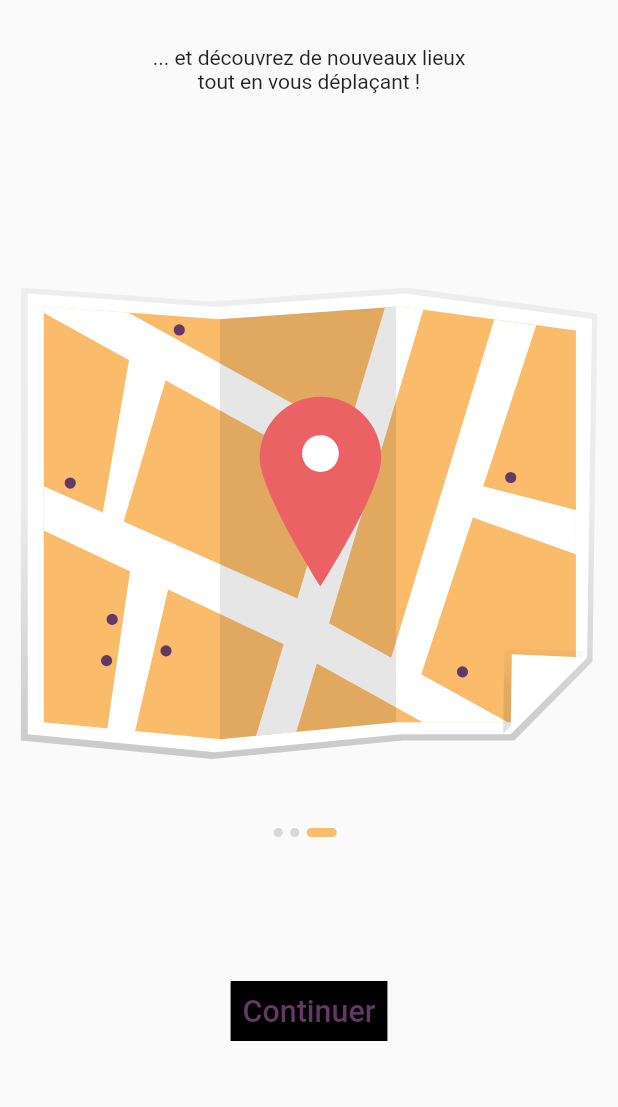
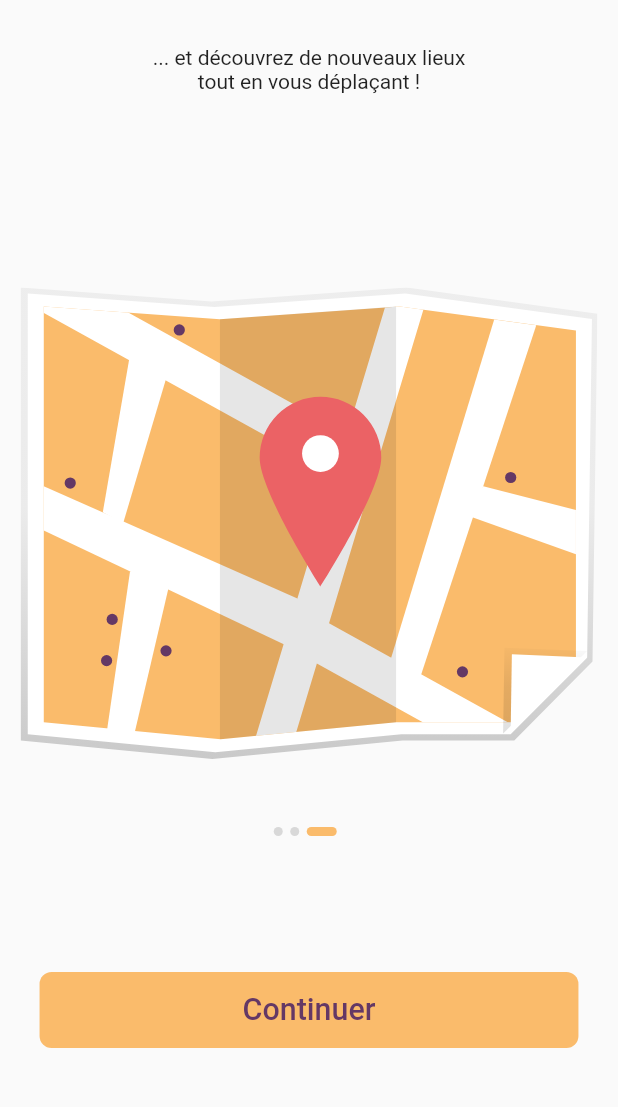
Before and after one commit to Guigui14460/hello-caen-app, a Flutter app: the screen it shows after launch, swiped to page 3, on a phone screen of 412 x 824 dp, the part 120-1227 px from its top. Run offline on Flutter 3.47's test engine with Material 2 defaults, Android fonts, the light colour scheme and no system bars; our stand-ins replace cloud_firestore, firebase_core, firebase_database, flutter_rating_bar, flutter_svg, location and 2 more; accounts and stored records are empty; project files that could hold a hidden picture were left out.

Commit message:
Button fixed.

```diff
--- a/lib/components/default_button.dart
+++ b/lib/components/default_button.dart
@@ -8,24 +8,27 @@ import '../services/size_config.dart';
 /// [text] is the label of the button. [width] and [height] are the dimensions of
 /// the button in pixels and [fontSize] is the size of the label (modified to fit
 /// with the current device). The [press] and [longPress] are callback functions
-/// used to interact with it. [width], [fontSize] and [longPress] arguments are
-/// optionnal. if you want [width] takes all the available width, you can put a
-/// negative value.
+/// used to interact with it. [width], [height], [fontSize] and [longPress]
+/// arguments are optionnal. If you want [width] takes all the available width,
+/// you can put a negative value. Same thing for [height].
 class DefaultButton extends StatelessWidget {
-  const DefaultButton({
+  DefaultButton({
     double width = -1,
-    @required this.height,
+    double height = -1,
     @required this.text,
     @required this.press,
     @required this.longPress,
     this.fontSize = 20,
-  }) : this.width = (width < 0 ? double.infinity : width);
+  }) {
+    this.width = (width < 0 ? double.infinity : width);
+    this.height = (height < 0 ? double.infinity : height);
+  }
 
   /// Width of the button.
-  final double width;
+  double width;
 
   /// Height of the button.
-  final double height;
+  double height;
 
   /// Font size of the button text label.
   final double fontSize;
@@ -42,17 +45,17 @@ class DefaultButton extends StatelessWidget {
   @override
   Widget build(BuildContext context) {
     return SizedBox(
-      //width: getProportionateScreenWidth(width), // Useless
-      //height: getProportionateScreenHeight(height), // Useless
+      width: getProportionateScreenWidth(width),
+      height: getProportionateScreenHeight(height),
       child: TextButton(
         onPressed: press,
         onLongPress: longPress,
         style: ButtonStyle(
-            backgroundColor: MaterialStateProperty.all<Color>(Colors.black),
+            backgroundColor: MaterialStateProperty.all<Color>(ternaryColor),
             shape: MaterialStateProperty.all<OutlinedBorder>(
                 RoundedRectangleBorder(
                     side: BorderSide(style: BorderStyle.none),
-                    borderRadius: BorderRadius.circular(0))),
+                    borderRadius: BorderRadius.circular(8))),
             animationDuration: animationDuration),
         child: Text(
           text,
```
Also changed, not shown: lib/model/comment.dart (+16 -3 lines), lib/model/database/comment_model.dart (added, +36 -0 lines), lib/model/database/user_model.dart (+8 -8 lines), lib/screens/home/components/home_body.dart (+15 -62 lines), lib/utils.dart (+10 -4 lines).
